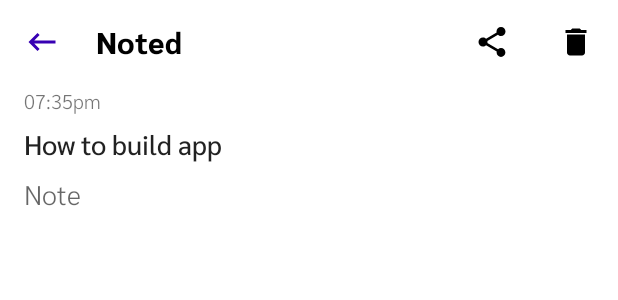
After one commit to feranmi2002/noted, an Android app: the layout write_note.xml on its own in the app's theme, with its tools: preview values and no code run, on a phone screen of 412 x 824 dp. The commit adds this screen. Shown: the top 300 px of the screen. Run offline under Robolectric (Android 15) with nearby library versions, the phone set to English and light mode, and no system bars.

Commit message:
Added note_write screen

```diff
--- /dev/null
+++ b/app/src/main/res/drawable-v24/note_title_background.xml
@@ -0,0 +1,11 @@
+<?xml version="1.0" encoding="utf-8"?>
+<shape xmlns:android="http://schemas.android.com/apk/res/android"
+    android:shape="rectangle">
+    <solid android:color="@color/white" />
+
+    <stroke
+        android:width="0dp"
+        android:color="@color/white" />
+
+
+</shape>
--- /dev/null
+++ b/app/src/main/res/drawable/ic_baseline_keyboard_backspace_24.xml
@@ -0,0 +1,11 @@
+<vector xmlns:android="http://schemas.android.com/apk/res/android"
+    android:width="24dp"
+    android:height="24dp"
+    android:autoMirrored="true"
+    android:tint="@color/purple_700"
+    android:viewportWidth="24"
+    android:viewportHeight="24">
+    <path
+        android:fillColor="@color/purple_700"
+        android:pathData="M21,11H6.83l3.58,-3.59L9,6l-6,6 6,6 1.41,-1.41L6.83,13H21z" />
+</vector>
--- /dev/null
+++ b/app/src/main/res/layout/write_note.xml
@@ -0,0 +1,84 @@
+<?xml version="1.0" encoding="utf-8"?>
+<androidx.constraintlayout.widget.ConstraintLayout xmlns:android="http://schemas.android.com/apk/res/android"
+    xmlns:app="http://schemas.android.com/apk/res-auto"
+    xmlns:tools="http://schemas.android.com/tools"
+    android:layout_width="match_parent"
+    android:layout_height="match_parent"
+    android:padding="16dp">
+
+    <com.google.android.material.imageview.ShapeableImageView
+        android:id="@+id/back"
+        android:layout_width="wrap_content"
+        android:layout_height="wrap_content"
+        android:background="?attr/selectableItemBackgroundBorderless"
+        app:layout_constraintStart_toStartOf="parent"
+        app:layout_constraintTop_toTopOf="parent"
+        app:srcCompat="@drawable/ic_baseline_keyboard_backspace_24" />
+
+    <com.google.android.material.textview.MaterialTextView
+        android:id="@+id/app_name"
+        android:layout_width="wrap_content"
+        android:layout_height="wrap_content"
+        android:layout_marginStart="24dp"
+        android:text="@string/app_name"
+        android:textColor="@color/black"
+        android:textSize="20sp"
+        app:fontFamily="@font/sarabun_extra_bold"
+        app:layout_constraintBottom_toBottomOf="@+id/back"
+        app:layout_constraintStart_toEndOf="@id/back"
+        app:layout_constraintTop_toTopOf="@+id/back" />
+
+    <com.google.android.material.imageview.ShapeableImageView
+        android:id="@+id/share"
+        android:layout_width="wrap_content"
+        android:layout_height="wrap_content"
+        android:layout_marginEnd="32dp"
+        app:layout_constraintEnd_toStartOf="@id/delete"
+        app:layout_constraintTop_toTopOf="parent"
+        app:srcCompat="@drawable/ic_baseline_share_24" />
+
+    <com.google.android.material.imageview.ShapeableImageView
+        android:id="@+id/delete"
+        android:layout_width="wrap_content"
+        android:layout_height="wrap_content"
+        app:layout_constraintEnd_toEndOf="parent"
+        app:layout_constraintTop_toTopOf="parent"
+        app:srcCompat="@drawable/ic_baseline_delete_24" />
+
+    <com.google.android.material.textview.MaterialTextView
+        android:id="@+id/time"
+        android:layout_width="wrap_content"
+        android:layout_height="wrap_content"
+        android:layout_marginTop="8dp"
+        android:textSize="13sp"
+        app:fontFamily="@font/sarabun_light"
+        app:layout_constraintStart_toStartOf="parent"
+        app:layout_constraintTop_toBottomOf="@id/app_name"
+        tools:text="07:35pm" />
+
+    <com.google.android.material.textfield.TextInputEditText
+        android:id="@+id/note_title"
+        android:layout_width="match_parent"
+        android:layout_height="wrap_content"
+        android:background="@drawable/note_title_background"
+        android:fontFamily="@font/sarabun_medium"
+        android:hint="@string/title"
+        android:textSize="18sp"
+        app:layout_constraintTop_toBottomOf="@id/time"
+        tools:text="How to build app" />
+
+    <com.google.android.material.textfield.TextInputEditText
+        android:id="@+id/notes"
+        android:layout_width="match_parent"
+        android:layout_height="0dp"
+        android:autoLink="all"
+        android:background="@drawable/note_title_background"
+        android:fontFamily="@font/sarabun_light"
+        android:gravity="top|start"
+        android:hint="@string/note"
+        app:layout_constraintBottom_toBottomOf="parent"
+        app:layout_constraintTop_toBottomOf="@id/note_title"
+        tools:text="@tools:sample/lorem/random" />
+
+
+</androidx.constraintlayout.widget.ConstraintLayout>
--- a/app/src/main/res/values/strings.xml
+++ b/app/src/main/res/values/strings.xml
@@ -15,4 +15,6 @@
     <string name="notes">Notes</string>
     <string name="search_your_notes">Search your notes</string>
     <string name="create_new_note">Create new note</string>
+    <string name="title">Title</string>
+    <string name="note">Note</string>
 </resources>
```
